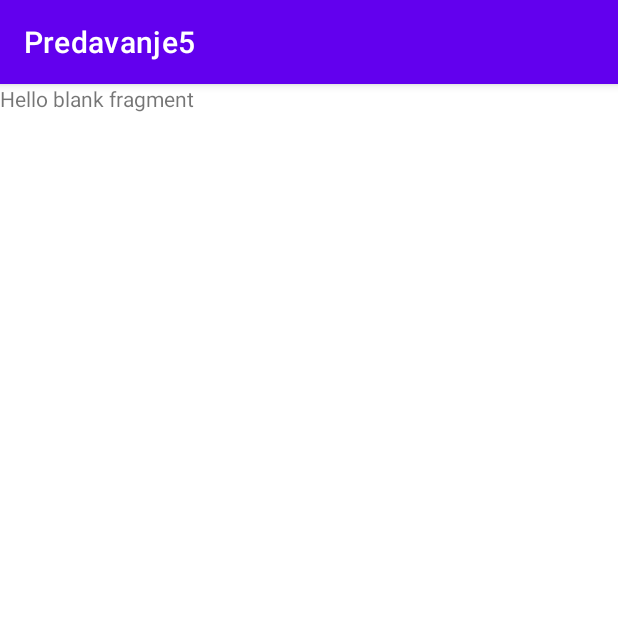
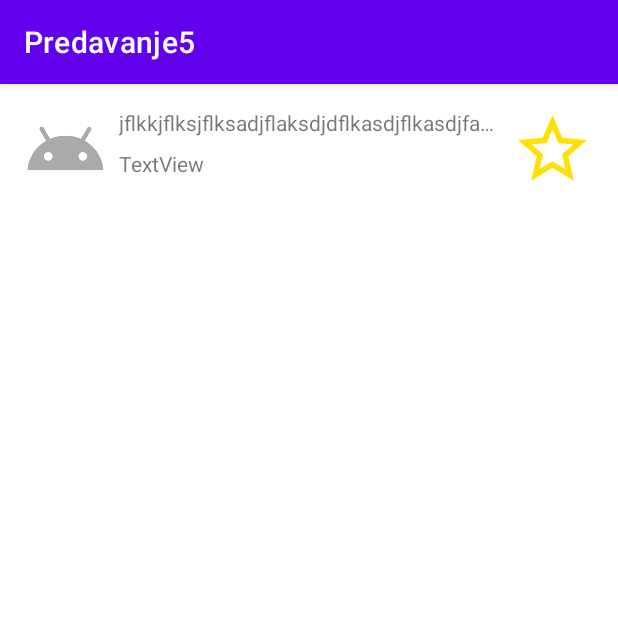
Before and after one commit to tarik-git/Predavanja, an Android app: the fragment ContactsFragment shown on its own in the app's theme, on a phone screen of 412 x 824 dp, the top half of it. Run offline under Robolectric (Android 15) with nearby library versions, the phone set to English and light mode, and no system bars.

Commit message:
feat: Predavanje 5 part 4

```diff
--- a/Predavanje5Live/app/src/main/java/com/mrbojler/predavanje5/ContactsFragment.java
+++ b/Predavanje5Live/app/src/main/java/com/mrbojler/predavanje5/ContactsFragment.java
@@ -2,6 +2,8 @@ package com.mrbojler.predavanje5;
 
 import android.os.Bundle;
 
+import androidx.annotation.NonNull;
+import androidx.annotation.Nullable;
 import androidx.fragment.app.Fragment;
 
 import android.view.LayoutInflater;
@@ -13,6 +15,7 @@ import com.mrbojler.predavanje5.databinding.FragmentContactsBinding;
 public class ContactsFragment extends Fragment {
 
     private FragmentContactsBinding binding;
+    private boolean isStarSelected = false;
 
     public static ContactsFragment newInstance() {
         ContactsFragment fragment = new ContactsFragment();
@@ -29,6 +32,15 @@ public class ContactsFragment extends Fragment {
     }
 
     @Override
+    public void onViewCreated(@NonNull View view, @Nullable Bundle savedInstanceState) {
+        super.onViewCreated(view, savedInstanceState);
+        binding.starImageButton.setOnClickListener(v -> {
+            isStarSelected = !isStarSelected;
+            binding.starImageButton.setSelected(isStarSelected);
+        });
+    }
+
+    @Override
     public void onDestroyView() {
         super.onDestroyView();
         binding = null;
--- a/Predavanje5Live/app/src/main/java/com/mrbojler/predavanje5/DirectoryFragment.java
+++ b/Predavanje5Live/app/src/main/java/com/mrbojler/predavanje5/DirectoryFragment.java
@@ -10,6 +10,8 @@ import androidx.annotation.NonNull;
 import androidx.annotation.Nullable;
 import androidx.fragment.app.Fragment;
 
+import com.google.android.material.tabs.TabLayout;
+import com.google.android.material.tabs.TabLayoutMediator;
 import com.mrbojler.predavanje5.databinding.FragmentDirectoryBinding;
 
 public class DirectoryFragment extends Fragment {
@@ -29,7 +31,16 @@ public class DirectoryFragment extends Fragment {
 
     @Override
     public void onViewCreated(@NonNull View view, @Nullable Bundle savedInstanceState) {
-
+        StateAdapter stateAdapter = new StateAdapter(requireActivity());
+        binding.viewPager.setAdapter(stateAdapter);
+        TabLayoutMediator mediator = new TabLayoutMediator(
+                binding.tabLayout,
+                binding.viewPager,
+                (tab, position) -> {
+                    tab.setText(stateAdapter.getTabTitle(position));
+                }
+        );
+        mediator.attach();
     }
 
     @Override
--- a/Predavanje5Live/app/src/main/java/com/mrbojler/predavanje5/StateAdapter.java
+++ b/Predavanje5Live/app/src/main/java/com/mrbojler/predavanje5/StateAdapter.java
@@ -1,4 +1,6 @@
 package com.mrbojler.predavanje5;
+
+import android.content.Context;
 
 import androidx.annotation.NonNull;
 import androidx.fragment.app.Fragment;
@@ -7,24 +9,40 @@ import androidx.viewpager2.adapter.FragmentStateAdapter;
 
 public class StateAdapter extends FragmentStateAdapter {
 
+    private Context context;
+
     public StateAdapter(@NonNull FragmentActivity fragmentActivity) {
         super(fragmentActivity);
+        context = fragmentActivity.getBaseContext();
     }
 
     @NonNull
     @Override
     public Fragment createFragment(int position) {
+        Fragment fragment = ContactsFragment.newInstance();
+
         if (position == 0) {
+            fragment = ContactsFragment.newInstance();
+        } else if (position == 1) {
+            fragment = FavoriteFragment.newInstance();
+        }
 
-        } else if (position == 1) {
-
-        } else {
-            return null;
-        }
+        return fragment;
     }
 
     @Override
     public int getItemCount() {
         return 2;
     }
+
+    public String getTabTitle(int position) {
+        String title = "";
+        if (position == 0) {
+            title = context.getString(R.string.contacts);
+        } else if (position == 1) {
+            title = context.getString(R.string.favorites);
+        }
+        return title;
+    }
+
 }
--- /dev/null
+++ b/Predavanje5Live/app/src/main/res/drawable/ic_baseline_star.xml
@@ -0,0 +1,5 @@
+<vector android:height="24dp" android:tint="#FFE100"
+    android:viewportHeight="24" android:viewportWidth="24"
+    android:width="24dp" xmlns:android="http://schemas.android.com/apk/res/android">
+    <path android:fillColor="@android:color/white" android:pathData="M12,17.27L18.18,21l-1.64,-7.03L22,9.24l-7.19,-0.61L12,2 9.19,8.63 2,9.24l5.46,4.73L5.82,21z"/>
+</vector>
--- /dev/null
+++ b/Predavanje5Live/app/src/main/res/drawable/ic_baseline_star_outline.xml
@@ -0,0 +1,5 @@
+<vector android:height="24dp" android:tint="#FFE100"
+    android:viewportHeight="24" android:viewportWidth="24"
+    android:width="24dp" xmlns:android="http://schemas.android.com/apk/res/android">
+    <path android:fillColor="@android:color/white" android:pathData="M22,9.24l-7.19,-0.62L12,2 9.19,8.63 2,9.24l5.46,4.73L5.82,21 12,17.27 18.18,21l-1.63,-7.03L22,9.24zM12,15.4l-3.76,2.27 1,-4.28 -3.32,-2.88 4.38,-0.38L12,6.1l1.71,4.04 4.38,0.38 -3.32,2.88 1,4.28L12,15.4z"/>
+</vector>
--- /dev/null
+++ b/Predavanje5Live/app/src/main/res/drawable/selector_star.xml
@@ -0,0 +1,7 @@
+<?xml version="1.0" encoding="utf-8"?>
+<selector xmlns:android="http://schemas.android.com/apk/res/android">
+
+    <item android:drawable="@drawable/ic_baseline_star" android:state_selected="true"/>
+    <item android:drawable="@drawable/ic_baseline_star_outline"/>
+
+</selector>
--- a/Predavanje5Live/app/src/main/res/layout/fragment_contacts.xml
+++ b/Predavanje5Live/app/src/main/res/layout/fragment_contacts.xml
@@ -1,14 +1,56 @@
 <?xml version="1.0" encoding="utf-8"?>
-<FrameLayout xmlns:android="http://schemas.android.com/apk/res/android"
+<androidx.constraintlayout.widget.ConstraintLayout
+    xmlns:android="http://schemas.android.com/apk/res/android"
+    xmlns:app="http://schemas.android.com/apk/res-auto"
     xmlns:tools="http://schemas.android.com/tools"
     android:layout_width="match_parent"
     android:layout_height="match_parent"
     tools:context=".ContactsFragment">
 
-    <!-- TODO: Update blank fragment layout -->
+
+    <ImageView
+        android:id="@+id/imageView2"
+        android:layout_width="55dp"
+        android:layout_height="55dp"
+        android:layout_marginStart="16dp"
+        android:layout_marginTop="16dp"
+        android:src="@drawable/ic_baseline_android"
+        app:layout_constraintStart_toStartOf="parent"
+        app:layout_constraintTop_toTopOf="parent" />
+
     <TextView
-        android:layout_width="match_parent"
-        android:layout_height="match_parent"
-        android:text="@string/hello_blank_fragment" />
+        android:id="@+id/textView5"
+        android:layout_width="0dp"
+        android:layout_height="wrap_content"
+        android:layout_marginStart="8dp"
+        android:layout_marginEnd="8dp"
+        android:text="jflkkjflksjflksadjflaksdjdflkasdjflkasdjfasldkjfalkdsjfasldkView"
+        app:layout_constraintEnd_toStartOf="@+id/star_image_button"
+        app:layout_constraintStart_toEndOf="@+id/imageView2"
+        app:layout_constraintTop_toTopOf="@+id/imageView2"
+        android:maxLines="1"
+        android:ellipsize="end"/>
 
-</FrameLayout>
+    <TextView
+        android:id="@+id/textView6"
+        android:layout_width="0dp"
+        android:layout_height="wrap_content"
+        android:layout_marginStart="8dp"
+        android:layout_marginTop="8dp"
+        android:layout_marginEnd="8dp"
+        android:text="TextView"
+        app:layout_constraintEnd_toStartOf="@+id/star_image_button"
+        app:layout_constraintStart_toEndOf="@+id/imageView2"
+        app:layout_constraintTop_toBottomOf="@+id/textView5" />
+
+    <ImageButton
+        android:id="@+id/star_image_button"
+        android:layout_width="55dp"
+        android:layout_height="55dp"
+        android:layout_marginEnd="16dp"
+        android:src="@drawable/selector_star"
+        app:layout_constraintEnd_toEndOf="parent"
+        app:layout_constraintTop_toTopOf="@+id/imageView2"
+        android:background="?attr/selectableItemBackgroundBorderless"
+        android:scaleType="fitCenter"/>
+</androidx.constraintlayout.widget.ConstraintLayout>
--- a/Predavanje5Live/app/src/main/res/values/strings.xml
+++ b/Predavanje5Live/app/src/main/res/values/strings.xml
@@ -5,4 +5,5 @@
     <string name="directory">Directory</string>
     <!-- TODO: Remove or change this placeholder text -->
     <string name="hello_blank_fragment">Hello blank fragment</string>
+    <string name="favorites">Favorites</string>
 </resources>
```
